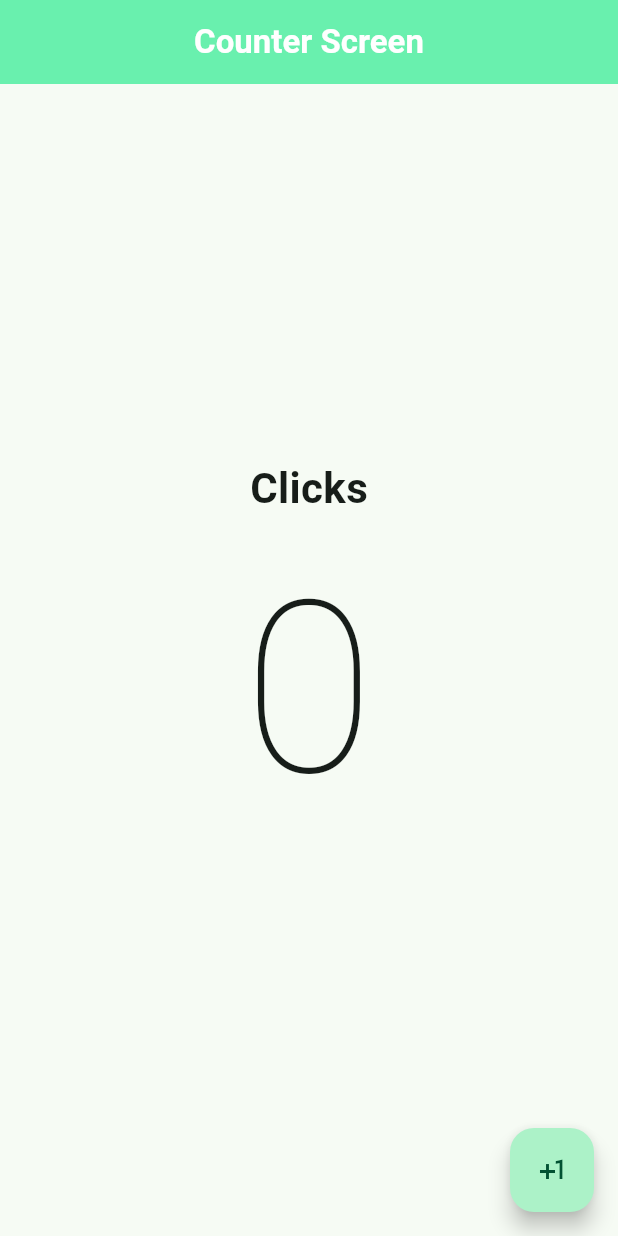
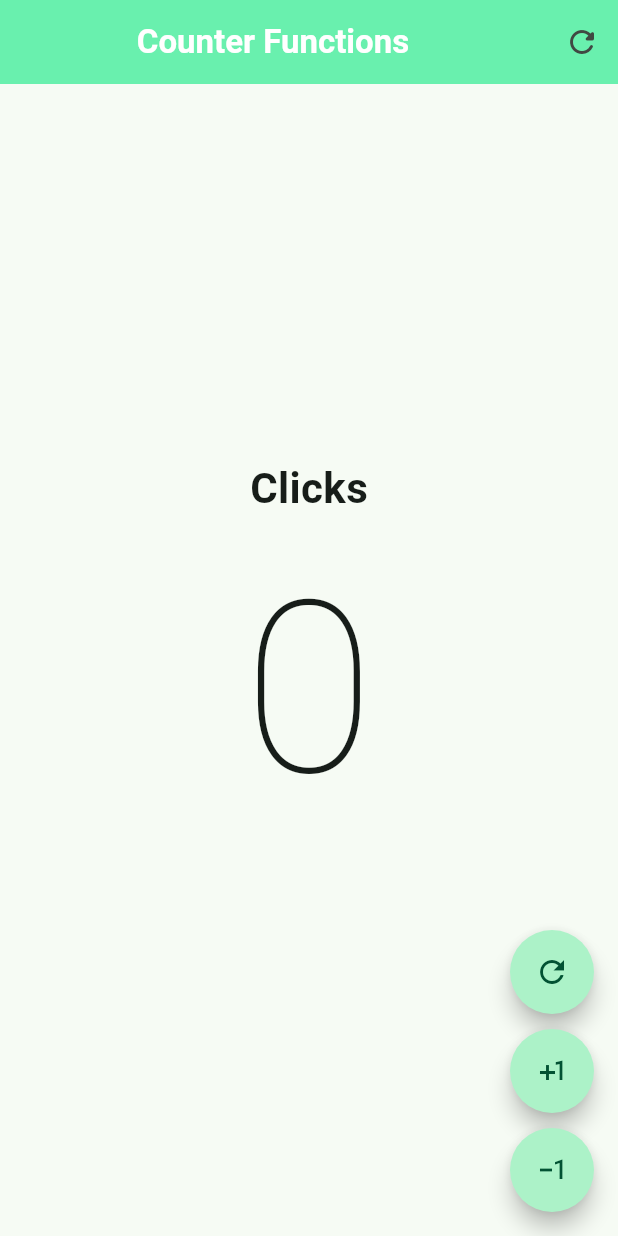
Before and after one commit to Eliasnew52/DevTalles-Flutter, a Flutter app: the screen it shows after launch, on a phone screen of 412 x 824 dp. Run offline on Flutter 3.47's test engine with Material 3 defaults, Android fonts, the phone set to English and light mode, and no system bars.

Commit message:
Improved and Add more Buttons

```diff
--- a/HelloWorldApp/hello_world_app/lib/main.dart
+++ b/HelloWorldApp/hello_world_app/lib/main.dart
@@ -1,5 +1,6 @@
 import 'package:flutter/material.dart';
-import 'package:hello_world_app/src/screens/counter_screen.dart';
+import 'package:hello_world_app/src/screens/counter_functions_screen.dart';
+//import 'package:hello_world_app/src/screens/counter_screen.dart';
 
 void main (){
   runApp(const MyApp());
@@ -17,7 +18,7 @@ class MyApp extends StatelessWidget{
         useMaterial3: true ,//Por Defecto desde las Version 3.16, se usa Material3
         colorSchemeSeed: Colors.greenAccent,
       ),
-      home:  const CounterScreen()
+      home:  const CounterFunctionsScreen()
     );
   }
 
--- /dev/null
+++ b/HelloWorldApp/hello_world_app/lib/src/screens/counter_functions_screen.dart
@@ -0,0 +1,87 @@
+import 'package:flutter/material.dart';
+
+class CounterFunctionsScreen extends StatefulWidget {
+
+  const CounterFunctionsScreen({super.key});
+
+  @override
+  State<CounterFunctionsScreen> createState() => _CounterFunctionsScreenState();
+}
+
+
+
+
+class _CounterFunctionsScreenState extends State<CounterFunctionsScreen> {
+
+  int clickCounter = 0;
+
+  @override
+  Widget build(BuildContext context) {
+    return Scaffold(
+        appBar: AppBar( //AppBar no es Constante debido a que sus dimensiones son dinamicas en dependencia de la pantalla
+          backgroundColor: Colors.greenAccent,
+          title: const Center(child: Text('Counter Functions', style: TextStyle(color: Colors.white, fontWeight: FontWeight.bold),)),
+          actions: [
+            IconButton(
+            icon: Icon(Icons.refresh_rounded),
+            onPressed: (){
+              setState(() {
+                clickCounter = 0;
+              });
+          }, ),
+          ],
+        ),
+        body: Center( //La Propiedad Center, Usa al Parent como Referencia y Centra a los Childs
+          child: Column(
+            //Para tomar en Centro de la Columna, usamos el mainAxisAligment
+            mainAxisAlignment: MainAxisAlignment.center,
+             children:  [
+               Text(clickCounter == 1 ?'Click' : 'Clicks', style: const TextStyle( fontSize: 28, fontWeight: FontWeight.bold)),
+              Text('$clickCounter', style:  const TextStyle( fontSize: 160, fontWeight: FontWeight.w100, ),),
+            ],
+          ),
+        ),
+        // Reset
+        floatingActionButton: Column(
+          mainAxisAlignment: MainAxisAlignment.end,
+          children: [
+            FloatingActionButton(
+            shape: const StadiumBorder(),
+            onPressed: ()  {
+            clickCounter=0;
+            setState(() {});
+
+          },
+          child:  const Icon(Icons.refresh_outlined)
+          ),
+          const SizedBox( height: 10),
+          //Sum +1
+            FloatingActionButton(
+              shape: const StadiumBorder(),
+              onPressed: ()  {
+              clickCounter++;
+              setState(() {});
+
+          },
+          child:  const Icon(Icons.plus_one)
+        //Rest -1
+          ),
+
+          const SizedBox( height: 10),
+
+            FloatingActionButton(
+            shape: const StadiumBorder(),
+            onPressed: ()  {
+            if (clickCounter ==0) return;
+            clickCounter--;
+            setState(() {});
+
+          },
+          child:  const Icon(Icons.exposure_minus_1_outlined)
+          ),
+          ],
+
+        )
+      );
+  }
+}
```
